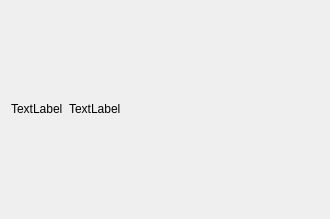
Above: ui/chatform.ui from Korostast/chat-database-project before the change. Below: the same form after it.
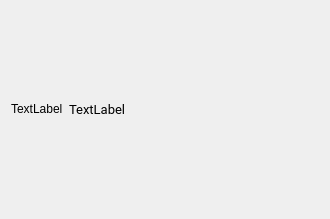
That is the form after the change.

Commit message: Roboto font. Fixed (I hope) open personal profile in chat.

```diff
--- a/ui/chatform.ui
+++ b/ui/chatform.ui
@@ -50,6 +50,12 @@
        <height>50</height>
       </size>
      </property>
+     <property name="font">
+      <font>
+       <family>Roboto</family>
+       <pointsize>10</pointsize>
+      </font>
+     </property>
      <property name="text">
       <string>TextLabel</string>
      </property>
```
The commit also changes 10 other files.
